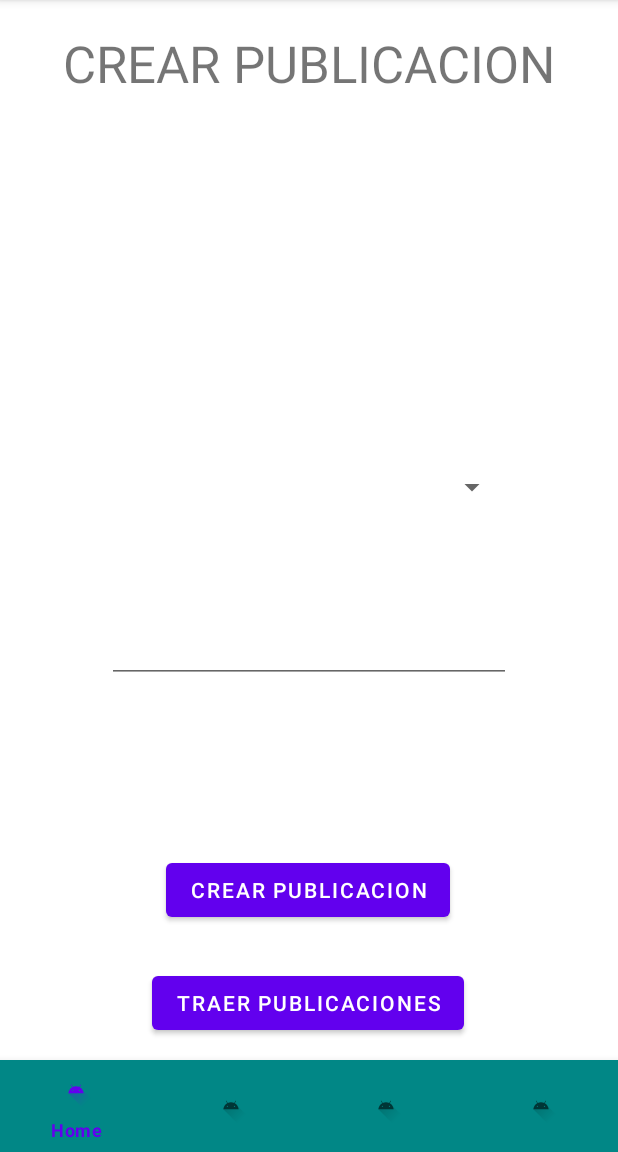
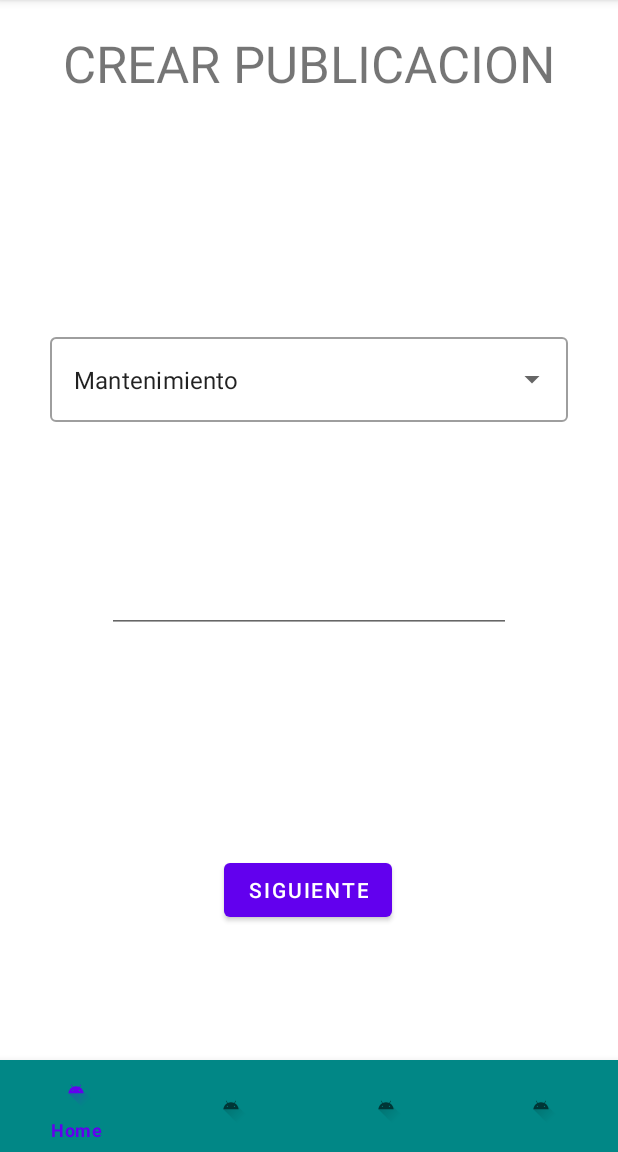
Before and after one commit to TinchoPombo/Servitodo, an Android app: the CrearPublicacionFragment screen opened through its navigation route, on a phone screen of 412 x 824 dp, the part 84-1236 px from its top. Run offline under Robolectric (Android 15) with nearby library versions, the phone set to English and light mode, and no system bars; our stand-ins replace Firebase (no records; nobody signed in at launch, a user with empty details on screens opened directly), navigation-ui.

Commit message:
Crear publicacion

```diff
--- a/Servitodo/app/src/main/java/com/ort/servitodo/fragments/prestador/CrearPublicacionFragment.kt
+++ b/Servitodo/app/src/main/java/com/ort/servitodo/fragments/prestador/CrearPublicacionFragment.kt
@@ -8,7 +8,10 @@ import androidx.fragment.app.Fragment
 import android.view.LayoutInflater
 import android.view.View
 import android.view.ViewGroup
+import android.widget.ArrayAdapter
 import android.widget.Button
+import androidx.fragment.app.viewModels
+import androidx.navigation.findNavController
 import androidx.recyclerview.widget.LinearLayoutManager
 import androidx.recyclerview.widget.RecyclerView
 import com.google.android.material.floatingactionbutton.FloatingActionButton
@@ -18,8 +21,10 @@ import com.google.firebase.ktx.Firebase
 import com.ort.servitodo.R
 import com.ort.servitodo.databinding.FragmentCrearPublicacionBinding
 import com.ort.servitodo.databinding.FragmentDetallePublicacionBinding
+import com.ort.servitodo.entities.Prestador
 import com.ort.servitodo.entities.Publicacion
 import com.ort.servitodo.entities.Usuario
+import com.ort.servitodo.fragments.login.LogInFragmentDirections
 import com.ort.servitodo.viewmodels.prestador.CrearPublicacionViewModel
 
 class CrearPublicacionFragment : Fragment() {
@@ -28,56 +33,54 @@ class CrearPublicacionFragment : Fragment() {
         fun newInstance() = CrearPublicacionFragment()
     }
 
-    private lateinit var viewModel: CrearPublicacionViewModel
+    private val viewModel: CrearPublicacionViewModel by viewModels()
     lateinit var v: View
     private lateinit var binding: FragmentCrearPublicacionBinding
 
     val db = Firebase.firestore
 
+
+    override fun onResume() {
+        super.onResume()
+        val rubros = resources.getStringArray(R.array.rubros)
+        val arrayAdapter = ArrayAdapter(requireContext(), R.layout.dropdown_item, rubros)
+        binding.autoCompleteTextView.setAdapter(arrayAdapter)
+    }
+
     override fun onCreateView(
         inflater: LayoutInflater, container: ViewGroup?,
         savedInstanceState: Bundle?
     ): View? {
-        v = inflater.inflate(R.layout.fragment_crear_publicacion, container, false)
         binding = FragmentCrearPublicacionBinding.inflate(inflater, container, false)
+        v = binding.root
 
+        viewModel.setView(v)
 
-        return binding.root
+        return v
     }
 
-    override fun onActivityCreated(savedInstanceState: Bundle?) {
+    /*override fun onActivityCreated(savedInstanceState: Bundle?) {
         super.onActivityCreated(savedInstanceState)
         viewModel = ViewModelProvider(this).get(CrearPublicacionViewModel::class.java)
         // TODO: Use the ViewModel
-    }
+    }*/
 
     override fun onStart() {
         super.onStart()
 
-        viewModel.initTestList()
+       // val prestador : Prestador = Prestador(7,"messiChiquito","Lionel","Messi","20-10-1989","https://pbs.twimg.com/media/E8jxa-AWUAAPSX9.jpg:large","matricula","Paseador de Perros","1122766971")
 
-        binding.btnCrearPublicacionCp.setOnClickListener {
-            for (publicacion in viewModel.listaPublicaciones) {
-                db.collection("publicaciones").document(publicacion.nombrePrestador).set(publicacion)
+            binding.btnSiguienteCrearPublicacion.setOnClickListener {
+                /*val publicacion: Publicacion = Publicacion(viewModel.getPublicaciones().size + 1,prestador.id,prestador.img,prestador.name,prestador.lastname,2,prestador.rubro, binding.txtDescripcion.text.toString())
+                db.collection("publicaciones").add(publicacion)*/
+
+                when(binding.autoCompleteTextView.text.toString()){
+                    "Mantenimiento" -> v.findNavController().navigate( CrearPublicacionFragmentDirections.actionCrearPublicacionFragmentToMantenimientoFragment(binding.txtDescripcion.text.toString(),1))
+                    "Fletero" -> v.findNavController().navigate( CrearPublicacionFragmentDirections.actionCrearPublicacionFragmentToFleteroFragment(binding.txtDescripcion.text.toString(),2))
+                    "Pasea perros" -> v.findNavController().navigate( CrearPublicacionFragmentDirections.actionCrearPublicacionFragmentToPaseaPerrosFragment(binding.txtDescripcion.text.toString(),3))
+                }
+
             }
-        }
-
-        binding.btnTraerPublicaciones.setOnClickListener {
-            var docRef = db.collection("publicaciones").document("Pedro")
-
-            docRef.get()
-                .addOnSuccessListener { dataSnapshot ->
-                    if (dataSnapshot != null) {
-                        val publicacion  = dataSnapshot.toObject<Publicacion>()
-                        Log.d("Test", "DocumentSnapshot data: ${publicacion.toString()}")
-                    } else {
-                        Log.d("Test", "No such document")
-                    }
-                }
-                .addOnFailureListener { exception ->
-                    Log.d("Test", "get failed with ", exception)
-                }
-        }
 
     }
 
--- a/Servitodo/app/src/main/java/com/ort/servitodo/viewmodels/prestador/CrearPublicacionViewModel.kt
+++ b/Servitodo/app/src/main/java/com/ort/servitodo/viewmodels/prestador/CrearPublicacionViewModel.kt
@@ -1,20 +1,38 @@
 package com.ort.servitodo.viewmodels.prestador
 
+import android.view.View
 import androidx.lifecycle.ViewModel
+import androidx.lifecycle.viewModelScope
+import androidx.recyclerview.widget.LinearLayoutManager
+import androidx.recyclerview.widget.RecyclerView
 import com.google.firebase.firestore.ktx.firestore
 import com.google.firebase.ktx.Firebase
+import com.ort.servitodo.adapters.PublicacionAdapter
+import com.ort.servitodo.entities.Prestador
 import com.ort.servitodo.entities.Publicacion
+import com.ort.servitodo.repositories.PrestadorRepository
+import com.ort.servitodo.repositories.PublicacionRepository
+import kotlinx.coroutines.launch
 
 class CrearPublicacionViewModel : ViewModel() {
-    var listaPublicaciones : MutableList<Publicacion> = arrayListOf()
+    private lateinit var view : View
+    private var repository = PublicacionRepository()
+    private var publicaciones : MutableList<Publicacion> = arrayListOf()
 
-    fun initTestList ()
-    {
-        listaPublicaciones.add(Publicacion(1,1,"https://resizer.glanacion.com/resizer/WW93VSwX4xU-ghvAwRFP9IqJOl4=/768x0/filters:format(webp):quality(80)/cloudfront-us-east-1.images.arcpublishing.com/lanacionar/FCDVQTKZZJH6HLYPS5D5ZBNTCY.jpg","Jorge","Roque", 1,"Plomero","HDSAKFHGLSDHF")    )
-        listaPublicaciones.add(Publicacion(2,2,"https://i.bssl.es/miusyk/2012/05/Metallica-James-Hetfield.jpg","Pedro","Gomez",2,"Gasista","HDSAKFHGLSDHF")    )
-        listaPublicaciones.add(Publicacion(3,3,"https://www.altonivel.com.mx/wp-content/uploads/2021/11/carlos-slim.jpg","Carlos","Sanchez",3,"Mecanico","HDSAKFHGLSDHF")    )
-        listaPublicaciones.add(Publicacion(4,4,"https://static-cdn.jtvnw.net/jtv_user_pictures/574228be-01ef-4eab-bc0e-a4f6b68bedba-profile_image-300x300.png","Raul","Richi",4,"Pintor","HDSAKFHGLSDHF")    )
-        listaPublicaciones.add(Publicacion(5,5,"https://cpad.ask.fm/846/535/880/910003015-1qn3b2f-71rh9nlgnba3l3a/original/file.jpg","Tomas","Muno",5,"Paseador de perros","HDSAKFHGLSDHF")    )
-        listaPublicaciones.add(Publicacion(6,6,"https://encrypted-tbn0.gstatic.com/images?q=tbn:ANd9GcTtz0trx_Uc5b-mdWX7B0TiLsDznTjMFRBPIg&usqp=CAU","Pedro","Parker",6,"Chofer","HDSAKFHGLSDHF")    )
+
+    fun setView(v : View){
+        this.view = v
+    }
+
+    fun emptyList(){
+        this.publicaciones.clear()
+    }
+
+    fun getPublicaciones(): MutableList<Publicacion> {
+
+        viewModelScope.launch{
+            publicaciones = repository.getPublicaciones()
+        }
+        return publicaciones
     }
 }
--- a/Servitodo/app/src/main/res/layout/fragment_crear_publicacion.xml
+++ b/Servitodo/app/src/main/res/layout/fragment_crear_publicacion.xml
@@ -8,22 +8,11 @@
     tools:context=".fragments.prestador.CrearPublicacionFragment" >
 
     <Button
-        android:id="@+id/btn_crear_publicacion_cp"
+        android:id="@+id/btn_siguiente_crear_publicacion"
         android:layout_width="wrap_content"
         android:layout_height="wrap_content"
         android:layout_marginBottom="131dp"
-        android:text="CREAR PUBLICACION"
-        app:layout_constraintBottom_toBottomOf="parent"
-        app:layout_constraintEnd_toEndOf="parent"
-        app:layout_constraintHorizontal_bias="0.497"
-        app:layout_constraintStart_toStartOf="parent" />
-
-    <Button
-        android:id="@+id/btn_traer_publicaciones"
-        android:layout_width="wrap_content"
-        android:layout_height="wrap_content"
-        android:layout_marginBottom="56dp"
-        android:text="TRAER PUBLICACIONES"
+        android:text="SIGUIENTE"
         app:layout_constraintBottom_toBottomOf="parent"
         app:layout_constraintEnd_toEndOf="parent"
         app:layout_constraintHorizontal_bias="0.497"
@@ -33,24 +22,13 @@
         android:id="@+id/txt_descripcion"
         android:layout_width="269dp"
         android:layout_height="49dp"
-        android:layout_marginTop="59dp"
+        android:layout_marginTop="91dp"
         android:ems="10"
         android:gravity="start|top"
         android:inputType="textMultiLine"
         app:layout_constraintEnd_toEndOf="parent"
         app:layout_constraintStart_toStartOf="parent"
-        app:layout_constraintTop_toBottomOf="@+id/spinner_rubro" />
-
-    <Spinner
-        android:id="@+id/spinner_rubro"
-        android:layout_width="265dp"
-        android:layout_height="43dp"
-        android:layout_marginTop="284dp"
-        android:layout_marginEnd="10dp"
-        app:layout_constraintEnd_toEndOf="parent"
-        app:layout_constraintHorizontal_bias="0.536"
-        app:layout_constraintStart_toStartOf="parent"
-        app:layout_constraintTop_toTopOf="parent" />
+        app:layout_constraintTop_toBottomOf="@+id/textInputLayout" />
 
     <TextView
         android:id="@+id/textView6"
@@ -61,4 +39,25 @@
         app:layout_constraintEnd_toEndOf="parent"
         app:layout_constraintStart_toStartOf="parent"
         app:layout_constraintTop_toTopOf="parent" />
+
+    <com.google.android.material.textfield.TextInputLayout
+        android:id="@+id/textInputLayout"
+        style="@style/Widget.MaterialComponents.TextInputLayout.OutlinedBox.ExposedDropdownMenu"
+        android:layout_width="match_parent"
+        android:layout_height="wrap_content"
+        android:layout_marginStart="32dp"
+        android:layout_marginEnd="32dp"
+        android:layout_marginTop="200dp"
+        app:layout_constraintEnd_toEndOf="parent"
+        app:layout_constraintStart_toStartOf="parent"
+        app:layout_constraintTop_toTopOf="parent">
+
+        <AutoCompleteTextView
+            android:id="@+id/autoCompleteTextView"
+            android:layout_width="match_parent"
+            android:layout_height="match_parent"
+            android:layout_weight="1"
+            android:inputType="none"
+            android:text="Mantenimiento" />
+    </com.google.android.material.textfield.TextInputLayout>
 </androidx.constraintlayout.widget.ConstraintLayout>
--- a/Servitodo/app/src/main/res/navigation/prestador_navgraph.xml
+++ b/Servitodo/app/src/main/res/navigation/prestador_navgraph.xml
@@ -23,7 +23,17 @@
         android:id="@+id/crearPublicacionFragment"
         android:name="com.ort.servitodo.fragments.prestador.CrearPublicacionFragment"
         android:label="fragment_crear_publicacion"
-        tools:layout="@layout/fragment_crear_publicacion" />
+        tools:layout="@layout/fragment_crear_publicacion" >
+        <action
+            android:id="@+id/action_crearPublicacionFragment_to_fleteroFragment"
+            app:destination="@id/fleteroFragment" />
+        <action
+            android:id="@+id/action_crearPublicacionFragment_to_mantenimientoFragment"
+            app:destination="@id/mantenimientoFragment" />
+        <action
+            android:id="@+id/action_crearPublicacionFragment_to_paseaPerrosFragment"
+            app:destination="@id/paseaPerrosFragment" />
+    </fragment>
     <fragment
         android:id="@+id/historialPrestadorFragment"
         android:name="com.ort.servitodo.fragments.prestador.HistorialPrestadorFragment"
@@ -56,4 +66,40 @@
             android:id="@+id/action_publicacionesPrestadorFragment_to_modificarPublicacionFragment"
             app:destination="@id/modificarPublicacionFragment" />
     </fragment>
+    <fragment
+        android:id="@+id/fleteroFragment"
+        android:name="com.ort.servitodo.fragments.rubro.FleteroFragment"
+        android:label="fragment_fletero"
+        tools:layout="@layout/fragment_fletero" >
+        <argument
+            android:name="descripcion"
+            app:argType="string" />
+        <argument
+            android:name="idRubro"
+            app:argType="integer" />
+    </fragment>
+    <fragment
+        android:id="@+id/mantenimientoFragment"
+        android:name="com.ort.servitodo.fragments.rubro.MantenimientoFragment"
+        android:label="fragment_mantenimiento"
+        tools:layout="@layout/fragment_mantenimiento" >
+        <argument
+            android:name="descripcion"
+            app:argType="string" />
+        <argument
+            android:name="idRubro"
+            app:argType="integer" />
+    </fragment>
+    <fragment
+        android:id="@+id/paseaPerrosFragment"
+        android:name="com.ort.servitodo.fragments.rubro.PaseaPerrosFragment"
+        android:label="fragment_pasea_perros"
+        tools:layout="@layout/fragment_pasea_perros" >
+        <argument
+            android:name="descripcion"
+            app:argType="string" />
+        <argument
+            android:name="idRubro"
+            app:argType="integer" />
+    </fragment>
 </navigation>
--- a/Servitodo/app/src/main/res/values/strings.xml
+++ b/Servitodo/app/src/main/res/values/strings.xml
@@ -1,3 +1,9 @@
 <resources>
     <string name="app_name">Servitodo</string>
+
+    <string-array name="rubros">
+        <item>Mantenimiento</item>
+        <item>Pasea perros</item>
+        <item>Fletero</item>
+    </string-array>
 </resources>
```
Also changed, not shown: Servitodo/app/src/main/java/com/ort/servitodo/activities/LoginActivity.kt (+7 -0 lines), Servitodo/app/src/main/java/com/ort/servitodo/entities/Prestador.kt (+59 -15 lines), Servitodo/app/src/main/java/com/ort/servitodo/fragments/rubro/FleteroFragment.kt (added, +66 -0 lines), Servitodo/app/src/main/java/com/ort/servitodo/fragments/rubro/MantenimientoFragment.kt (added, +65 -0 lines), Servitodo/app/src/main/java/com/ort/servitodo/fragments/rubro/PaseaPerrosFragment.kt (added, +64 -0 lines), Servitodo/app/src/main/java/com/ort/servitodo/repositories/PrestadorRepository.kt (+49 -0 lines), Servitodo/app/src/main/java/com/ort/servitodo/viewmodels/rubro/FleteroViewModel.kt (added, +12 -0 lines), Servitodo/app/src/main/java/com/ort/servitodo/viewmodels/rubro/MantenimientoViewModel.kt (added, +7 -0 lines), Servitodo/app/src/main/java/com/ort/servitodo/viewmodels/rubro/PaseaPerrosViewModel.kt (added, +7 -0 lines), Servitodo/app/src/main/res/layout/activity_login.xml (+4 -11 lines), Servitodo/app/src/main/res/layout/dropdown_item.xml (added, +10 -0 lines), Servitodo/app/src/main/res/layout/fragment_fletero.xml (added, +55 -0 lines), Servitodo/app/src/main/res/layout/fragment_mantenimiento.xml (added, +42 -0 lines), Servitodo/app/src/main/res/layout/fragment_pasea_perros.xml (added, +55 -0 lines).
